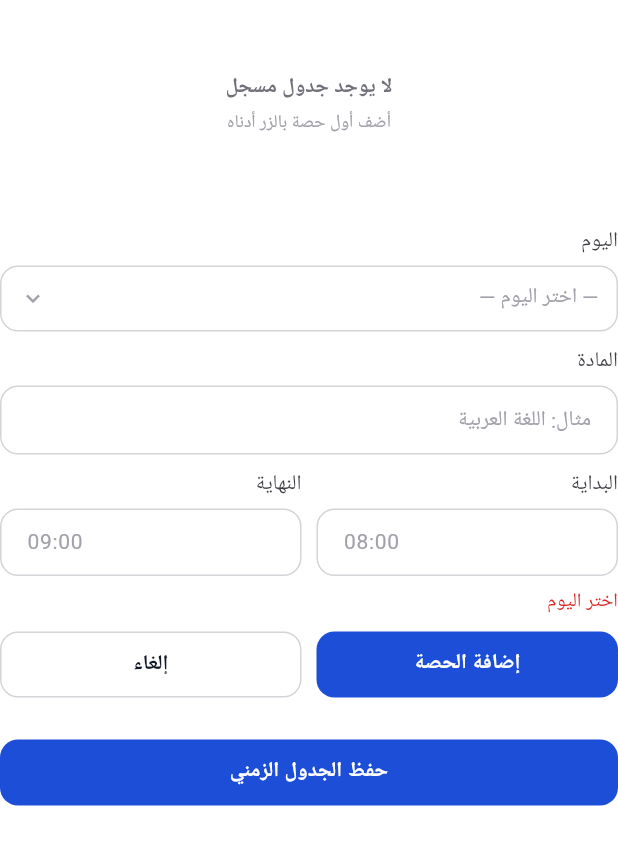
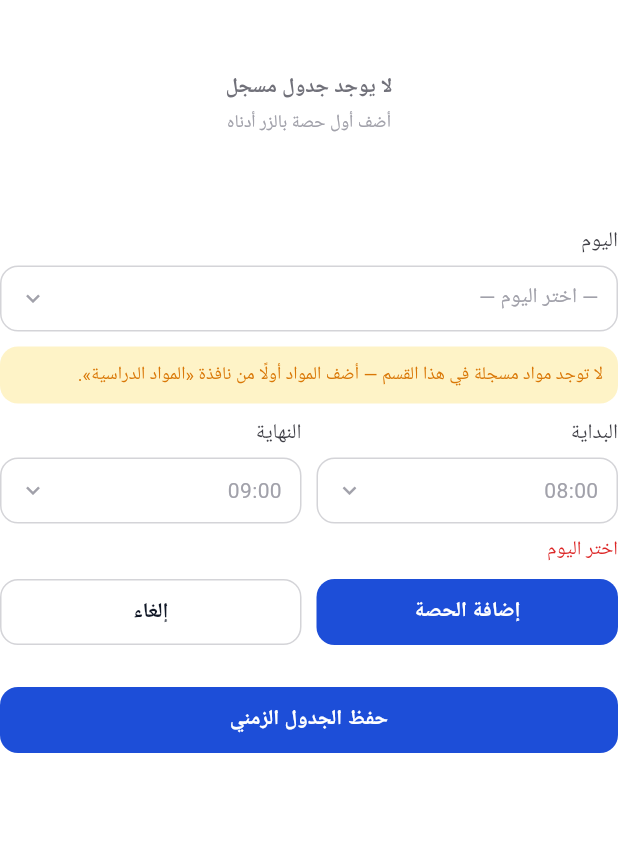
Before and after one commit to trtui85-dot/school-app-mobile, a Flutter app: the _ScheduleEditor widget shown alone on an empty page, opened directly with empty values, after a tap on "إضافة حصة", after a tap on "إضافة الحصة", on a phone screen of 412 x 824 dp. Shown: the top 845 px of the screen. Run offline on Flutter 3.47's test engine with Material 3 defaults, Android fonts, the phone set to English and light mode, and no system bars; our stand-ins replace dio, firebase_core, firebase_messaging, flutter_local_notifications, google_fonts, image_picker and 3 more; missing offline and left inert: gal; accounts and stored records are empty; network calls fail.

Commit message:
Schedule: auto subject picker from section + start/end time dropdowns; class print: real header row on top (Excel-style) + portrait A4

```diff
--- a/lib/screens/admin/section_detail_screen.dart
+++ b/lib/screens/admin/section_detail_screen.dart
@@ -400,6 +400,7 @@ class _SectionDetailScreenState extends State<SectionDetailScreen> {
         title: 'الجدول الزمني الأسبوعي — ${asStr(_section!['name'])}',
         body: _ScheduleEditor(
           initial: asMapList(_section!['schedule']),
+          subjects: asStrList(_section!['subjects']),
           onSave: (schedule) => _saveSection(schedule: schedule),
         ),
         ratio: 0.9,
@@ -674,8 +675,9 @@ class _SubjectsEditorState extends State<_SubjectsEditor> {
 
 class _ScheduleEditor extends StatefulWidget {
   final List<Map<String, dynamic>> initial;
+  final List<String> subjects;
   final Future<void> Function(List<Map<String, dynamic>> schedule) onSave;
-  const _ScheduleEditor({required this.initial, required this.onSave});
+  const _ScheduleEditor({required this.initial, required this.subjects, required this.onSave});
   @override
   State<_ScheduleEditor> createState() => _ScheduleEditorState();
 }
@@ -690,32 +692,29 @@ class _ScheduleEditorState extends State<_ScheduleEditor> {
         'end': asStr(e['end']),
       }
   ];
-  final _subjectCtrl = TextEditingController();
-  final _startCtrl = TextEditingController();
-  final _endCtrl = TextEditingController();
+  static const List<String> _times = [
+    '07:00', '07:30', '08:00', '08:30', '09:00', '09:30', '10:00', '10:30',
+    '11:00', '11:30', '12:00', '12:30', '13:00', '13:30', '14:00', '14:30',
+    '15:00', '15:30', '16:00', '16:30', '17:00',
+  ];
+  String? _subject;
+  String? _start;
+  String? _end;
   int? _day;
   int _editIndex = -1;
   bool _formVisible = false;
   bool _saving = false;
   String _formError = '';
 
-  @override
-  void dispose() {
-    _subjectCtrl.dispose();
-    _startCtrl.dispose();
-    _endCtrl.dispose();
-    super.dispose();
-  }
-
   void _beginAdd() {
     setState(() {
       _formVisible = true;
       _editIndex = -1;
       _day = null;
+      _subject = null;
+      _start = null;
+      _end = null;
       _formError = '';
-      _subjectCtrl.clear();
-      _startCtrl.clear();
-      _endCtrl.clear();
     });
   }
 
@@ -725,23 +724,27 @@ class _ScheduleEditorState extends State<_ScheduleEditor> {
       _formVisible = true;
       _editIndex = i;
       _day = asIntOrNull(e['day']);
+      _subject = asStr(e['subject']);
+      _start = asStr(e['start']);
+      _end = asStr(e['end']);
       _formError = '';
-      _subjectCtrl.text = asStr(e['subject']);
-      _startCtrl.text = asStr(e['start']);
-      _endCtrl.text = asStr(e['end']);
     });
   }
 
-  bool _validTime(String t) => RegExp(r'^\d{1,2}:\d{2}$').hasMatch(t);
+  int _toMinutes(String t) {
+    final parts = t.split(':');
+    return (int.tryParse(parts[0]) ?? 0) * 60 + (int.tryParse(parts[1]) ?? 0);
+  }
 
   void _submitForm() {
-    final subject = _subjectCtrl.text.trim();
-    final start = _startCtrl.text.trim();
-    final end = _endCtrl.text.trim();
+    final subject = (_subject ?? '').trim();
+    final start = (_start ?? '').trim();
+    final end = (_end ?? '').trim();
     if (_day == null) return setState(() => _formError = 'اختر اليوم');
-    if (subject.isEmpty) return setState(() => _formError = 'اسم المادة مطلوب');
-    if (!_validTime(start) || !_validTime(end)) {
-      return setState(() => _formError = 'الوقت بصيغة HH:MM — مثال 08:00');
+    if (subject.isEmpty) return setState(() => _formError = 'اختر المادة من القائمة');
+    if (start.isEmpty || end.isEmpty) return setState(() => _formError = 'اختر وقت البداية والنهاية');
+    if (_toMinutes(end) <= _toMinutes(start)) {
+      return setState(() => _formError = 'وقت النهاية يجب أن يكون بعد وقت البداية');
     }
     final entry = {'day': _day, 'subject': subject, 'start': start, 'end': end};
     setState(() {
@@ -753,9 +756,9 @@ class _ScheduleEditorState extends State<_ScheduleEditor> {
       _formVisible = false;
       _editIndex = -1;
       _formError = '';
-      _subjectCtrl.clear();
-      _startCtrl.clear();
-      _endCtrl.clear();
+      _subject = null;
+      _start = null;
+      _end = null;
     });
   }
 
@@ -811,13 +814,51 @@ class _ScheduleEditorState extends State<_ScheduleEditor> {
                     onChanged: (v) => setState(() => _day = v),
                   ),
                   const SizedBox(height: 10),
-                  AppInput(label: 'المادة', hint: 'مثال: اللغة العربية', controller: _subjectCtrl),
+                  if (widget.subjects.isEmpty)
+                    Container(
+                      width: double.infinity,
+                      padding: const EdgeInsets.all(10),
+                      decoration: BoxDecoration(
+                        color: AppColors.pendingSoft,
+                        borderRadius: BorderRadius.circular(AppRadius.control),
+                      ),
+                      child: Text(
+                        'لا توجد مواد مسجلة في هذا القسم — أضف المواد أولًا من نافذة «المواد الدراسية».',
+                        style: ar(12, FontWeight.w400, AppColors.pending),
+                      ),
+                    )
+                  else
+                    AppSelectField<String>(
+                      label: 'المادة',
+                      placeholder: '— اختر المادة من مواد القسم —',
+                      value: _subject,
+                      options: [
+                        for (final s in widget.subjects) AppSelectOption(s, s),
+                      ],
+                      onChanged: (v) => setState(() => _subject = v),
+                    ),
                   const SizedBox(height: 10),
                   Row(
                     children: [
-                      Expanded(child: AppInput(label: 'البداية', hint: '08:00', controller: _startCtrl, ltr: true)),
+                      Expanded(
+                        child: AppSelectField<String>(
+                          label: 'البداية',
+                          placeholder: '08:00',
+                          value: _start,
+                          options: [for (final t in _times) AppSelectOption(t, t)],
+                          onChanged: (v) => setState(() => _start = v),
+                        ),
+                      ),
                       const SizedBox(width: 10),
-                      Expanded(child: AppInput(label: 'النهاية', hint: '09:00', controller: _endCtrl, ltr: true)),
+                      Expanded(
+                        child: AppSelectField<String>(
+                          label: 'النهاية',
+                          placeholder: '09:00',
+                          value: _end,
+                          options: [for (final t in _times) AppSelectOption(t, t)],
+                          onChanged: (v) => setState(() => _end = v),
+                        ),
+                      ),
                     ],
                   ),
                   if (_formError.isNotEmpty) ...[
--- a/lib/widgets/print_sheet.dart
+++ b/lib/widgets/print_sheet.dart
@@ -87,6 +87,7 @@ class _PrintSheetScreenState extends State<PrintSheetScreen> {
         doc.addPage(
           pw.Page(
             pageFormat: PdfPageFormat.a4,
+            orientation: pw.PageOrientation.portrait,
             build: (_) => pw.Center(
               child: pw.Image(
                 pw.MemoryImage(b),
```
Also changed, not shown: lib/screens/admin/admin_print_screens.dart (+17 -10 lines).
